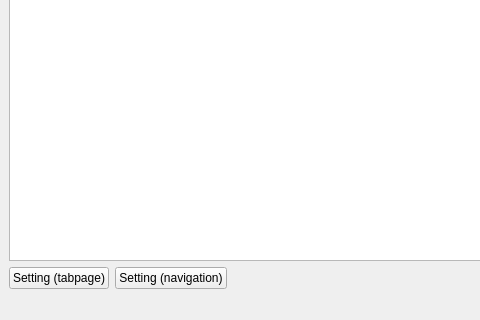
Old version of the form src/ui/main/mainwin.ui in the repository XMuli/myapp-template; both pictures show x 0 to 480 and y 84 to 404 of the 695 by 404 pixel window.
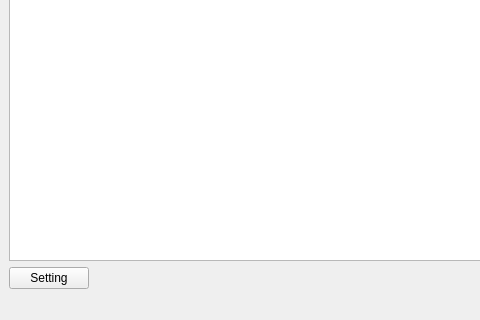
New version of the form.

Commit message: feat: remove SettingNavUI Style

Diff of the .ui file:
```diff
--- a/src/ui/main/mainwin.ui
+++ b/src/ui/main/mainwin.ui
@@ -47,14 +47,7 @@
        <item>
         <widget class="QPushButton" name="btn_setting_tab">
          <property name="text">
-          <string>Setting (tabpage)</string>
-         </property>
-        </widget>
-       </item>
-       <item>
-        <widget class="QPushButton" name="btn_setting_nav">
-         <property name="text">
-          <string>Setting (navigation)</string>
+          <string>Setting</string>
          </property>
         </widget>
        </item>
```
Left out of the diff: 4 changed lines with no effect on the pictures. The commit also changes 6 other files.
